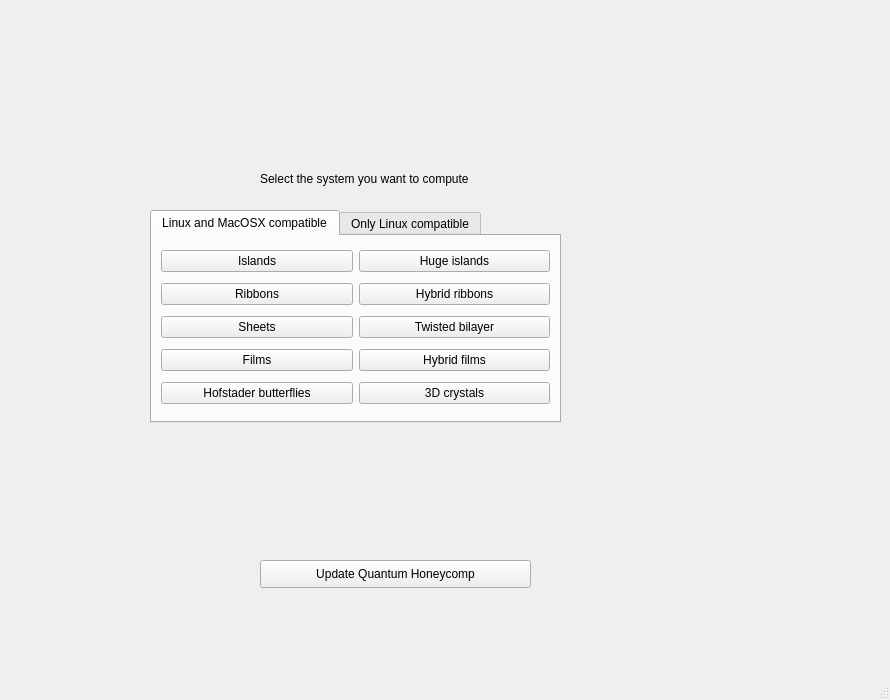
The window that development/interface-pyqt/system_selection/interface.ui (joselado/quantum-honeycomp) describes before a commit, drawn with Qt 5.
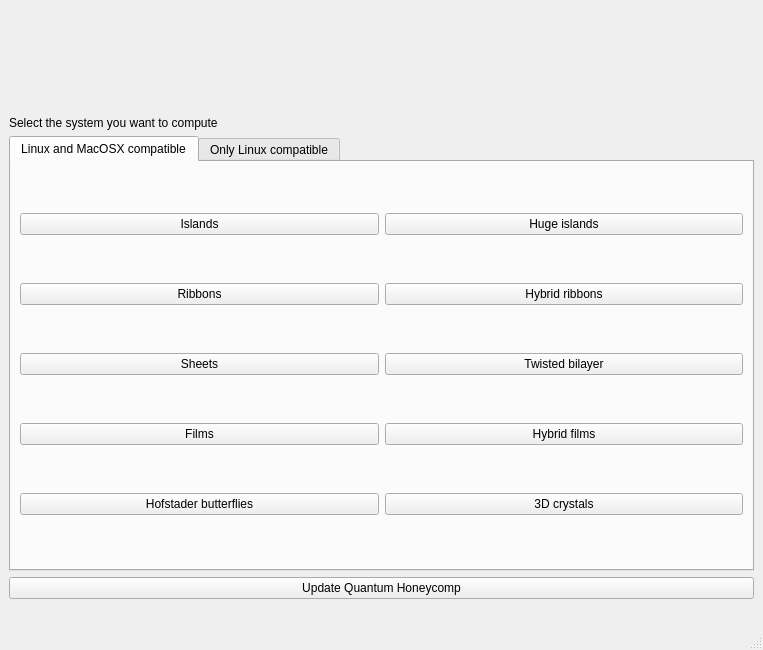
The same window after the commit.

Patch:
```diff
--- a/development/interface-pyqt/system_selection/interface.ui
+++ b/development/interface-pyqt/system_selection/interface.ui
@@ -6,39 +6,17 @@
    <rect>
     <x>0</x>
     <y>0</y>
-    <width>890</width>
-    <height>700</height>
+    <width>763</width>
+    <height>650</height>
    </rect>
   </property>
   <property name="windowTitle">
    <string>Quantum Honeycomp: system selection</string>
   </property>
   <widget class="QWidget" name="centralwidget">
-   <widget class="QPushButton" name="update_qh">
-    <property name="geometry">
-     <rect>
-      <x>260</x>
-      <y>560</y>
-      <width>271</width>
-      <height>28</height>
-     </rect>
-    </property>
-    <property name="toolTip">
-     <string>This command will download the latest version fo Quantum Honeycomp from github</string>
-    </property>
-    <property name="text">
-     <string>Update Quantum Honeycomp</string>
-    </property>
-   </widget>
+   <layout class="QVBoxLayout" name="verticalLayout">
+    <item>
    <widget class="QLabel" name="qhlogo">
-    <property name="geometry">
-     <rect>
-      <x>200</x>
-      <y>40</y>
-      <width>441</width>
-      <height>101</height>
-     </rect>
-    </property>
     <property name="minimumSize">
      <size>
       <width>441</width>
@@ -52,15 +30,16 @@
      <bool>true</bool>
     </property>
    </widget>
+    </item>
+    <item>
+     <widget class="QLabel" name="label">
+      <property name="text">
+       <string>Select the system you want to compute</string>
+      </property>
+     </widget>
+    </item>
+    <item>
    <widget class="QTabWidget" name="tabWidget_2">
-    <property name="geometry">
-     <rect>
-      <x>150</x>
-      <y>210</y>
-      <width>411</width>
-      <height>213</height>
-     </rect>
-    </property>
     <property name="minimumSize">
      <size>
       <width>411</width>
@@ -218,32 +197,25 @@
      </widget>
     </widget>
    </widget>
-   <widget class="QLabel" name="label">
-    <property name="geometry">
-     <rect>
-      <x>260</x>
-      <y>170</y>
-      <width>331</width>
-      <height>18</height>
-     </rect>
+    </item>
+    <item>
+     <widget class="QPushButton" name="update_qh">
+      <property name="toolTip">
+       <string>This command will download the latest version fo Quantum Honeycomp from github</string>
     </property>
     <property name="text">
-     <string>Select the system you want to compute</string>
-    </property>
-   </widget>
+       <string>Update Quantum Honeycomp</string>
+      </property>
+     </widget>
+    </item>
+    <item>
    <widget class="QLabel" name="qh_version">
-    <property name="geometry">
-     <rect>
-      <x>110</x>
-      <y>600</y>
-      <width>181</width>
-      <height>41</height>
-     </rect>
-    </property>
     <property name="text">
      <string/>
     </property>
    </widget>
+    </item>
+   </layout>
   </widget>
   <widget class="QMenuBar" name="menubar">
    <property name="geometry">
```
Left out of the diff: 2 changed lines with no effect on the pictures. Lines whose indentation alone changed are shown as unchanged.
